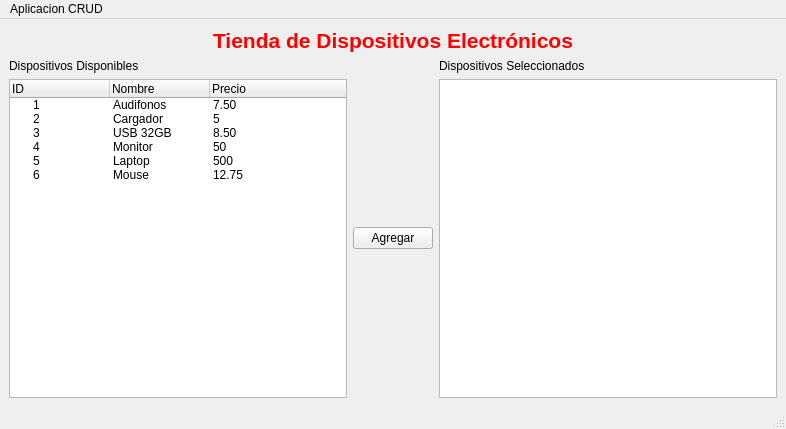
Old version of the form dispositivos_electronicos.ui in the repository alej-0/Tienda_dispositivos_electronicos.
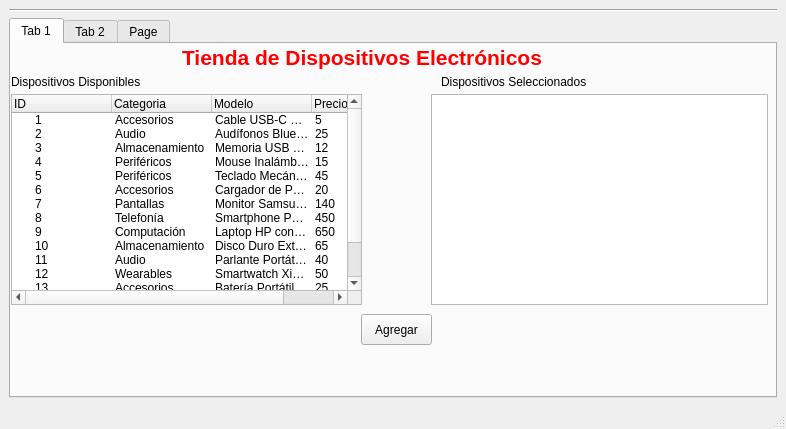
New version of the form. The open tabs and pages were chosen to show the change.

What changed in the file:
```diff
--- a/dispositivos_electronicos.ui
+++ b/dispositivos_electronicos.ui
@@ -18,8 +18,31 @@
   </property>
   <widget class="QWidget" name="centralwidget">
    <layout class="QGridLayout" name="gridLayout">
-    <item row="0" column="0" colspan="3">
+    <item row="2" column="0">
+     <widget class="Line" name="line">
+      <property name="orientation">
+       <enum>Qt::Orientation::Horizontal</enum>
+      </property>
+     </widget>
+    </item>
+    <item row="3" column="0">
+     <widget class="QTabWidget" name="CRUD">
+      <property name="currentIndex">
+       <number>1</number>
+      </property>
+      <widget class="QWidget" name="Articulos">
+       <attribute name="title">
+        <string>Tab 1</string>
+       </attribute>
      <widget class="QLabel" name="label">
+        <property name="geometry">
+         <rect>
+          <x>-30</x>
+          <y>0</y>
+          <width>762</width>
+          <height>28</height>
+         </rect>
+        </property>
       <property name="font">
        <font>
         <pointsize>16</pointsize>
@@ -30,23 +53,15 @@
        <string>&lt;html&gt;&lt;head/&gt;&lt;body&gt;&lt;p align=&quot;center&quot;&gt;&lt;span style=&quot; font-weight:700; color:#ff0000;&quot;&gt;Tienda de Dispositivos Electrónicos&lt;/span&gt;&lt;/p&gt;&lt;/body&gt;&lt;/html&gt;</string>
       </property>
      </widget>
-    </item>
-    <item row="1" column="0">
-     <widget class="QLabel" name="label_2">
-      <property name="text">
-       <string>Dispositivos Disponibles</string>
-      </property>
-     </widget>
-    </item>
-    <item row="1" column="2">
-     <widget class="QLabel" name="label_3">
-      <property name="text">
-       <string>Dispositivos Seleccionados</string>
-      </property>
-     </widget>
-    </item>
-    <item row="2" column="0">
      <widget class="QTreeWidget" name="tablaDisponibles">
+        <property name="geometry">
+         <rect>
+          <x>0</x>
+          <y>50</y>
+          <width>351</width>
+          <height>211</height>
+         </rect>
+        </property>
       <column>
        <property name="text">
         <string>ID</string>
@@ -54,7 +69,12 @@
       </column>
       <column>
        <property name="text">
-        <string>Nombre</string>
+          <string>Categoria</string>
+         </property>
+        </column>
+        <column>
+         <property name="text">
+          <string>Modelo</string>
        </property>
       </column>
       <column>
@@ -67,10 +87,13 @@
         <string>1</string>
        </property>
        <property name="text">
-        <string>Audifonos</string>
+          <string>Accesorios</string>
        </property>
        <property name="text">
-        <string>7.50</string>
+          <string>Cable USB-C Carga Rápida</string>
+         </property>
+         <property name="text">
+          <string>5</string>
        </property>
       </item>
       <item>
@@ -78,10 +101,13 @@
         <string>2</string>
        </property>
        <property name="text">
-        <string>Cargador </string>
+          <string>Audio</string>
        </property>
        <property name="text">
-        <string>5</string>
+          <string>Audífonos Bluetooth In-Ear</string>
+         </property>
+         <property name="text">
+          <string>25</string>
        </property>
       </item>
       <item>
@@ -89,10 +115,13 @@
         <string>3</string>
        </property>
        <property name="text">
-        <string>USB 32GB</string>
+          <string>Almacenamiento</string>
        </property>
        <property name="text">
-        <string>8.50</string>
+          <string>Memoria USB 64GB Kingston</string>
+         </property>
+         <property name="text">
+          <string>12</string>
        </property>
       </item>
       <item>
@@ -100,10 +129,13 @@
         <string>4</string>
        </property>
        <property name="text">
-        <string>Monitor</string>
+          <string>Periféricos</string>
        </property>
        <property name="text">
-        <string>50</string>
+          <string>Mouse Inalámbrico Logitech</string>
+         </property>
+         <property name="text">
+          <string>15</string>
        </property>
       </item>
       <item>
@@ -111,10 +143,13 @@
         <string>5</string>
        </property>
        <property name="text">
-        <string>Laptop</string>
+          <string>Periféricos</string>
        </property>
        <property name="text">
-        <string>500</string>
+          <string>Teclado Mecánico Redragon</string>
+         </property>
+         <property name="text">
+          <string>45</string>
        </property>
       </item>
       <item>
@@ -122,42 +157,245 @@
         <string>6</string>
        </property>
        <property name="text">
-        <string>Mouse</string>
+          <string>Accesorios</string>
        </property>
        <property name="text">
-        <string>12.75</string>
-       </property>
-      </item>
-     </widget>
-    </item>
-    <item row="2" column="1">
+          <string>Cargador de Pared 67W</string>
+         </property>
+         <property name="text">
+          <string>20</string>
+         </property>
+        </item>
+        <item>
+         <property name="text">
+          <string>7</string>
+         </property>
+         <property name="text">
+          <string>Pantallas</string>
+         </property>
+         <property name="text">
+          <string>Monitor Samsung 24&quot; FHD</string>
+         </property>
+         <property name="text">
+          <string>140</string>
+         </property>
+        </item>
+        <item>
+         <property name="text">
+          <string>8</string>
+         </property>
+         <property name="text">
+          <string>Telefonía</string>
+         </property>
+         <property name="text">
+          <string>Smartphone Poco F4 GT</string>
+         </property>
+         <property name="text">
+          <string>450</string>
+         </property>
+        </item>
+        <item>
+         <property name="text">
+          <string>9</string>
+         </property>
+         <property name="text">
+          <string>Computación</string>
+         </property>
+         <property name="text">
+          <string>Laptop HP con Ryzen 5</string>
+         </property>
+         <property name="text">
+          <string>650</string>
+         </property>
+        </item>
+        <item>
+         <property name="text">
+          <string>10</string>
+         </property>
+         <property name="text">
+          <string>Almacenamiento</string>
+         </property>
+         <property name="text">
+          <string>Disco Duro Externo 1TB</string>
+         </property>
+         <property name="text">
+          <string>65</string>
+         </property>
+        </item>
+        <item>
+         <property name="text">
+          <string>11</string>
+         </property>
+         <property name="text">
+          <string>Audio</string>
+         </property>
+         <property name="text">
+          <string>Parlante Portátil JBL Go 3</string>
+         </property>
+         <property name="text">
+          <string>40</string>
+         </property>
+        </item>
+        <item>
+         <property name="text">
+          <string>12</string>
+         </property>
+         <property name="text">
+          <string>Wearables</string>
+         </property>
+         <property name="text">
+          <string>Smartwatch Xiaomi Band 8</string>
+         </property>
+         <property name="text">
+          <string>50</string>
+         </property>
+        </item>
+        <item>
+         <property name="text">
+          <string>13</string>
+         </property>
+         <property name="text">
+          <string>Accesorios</string>
+         </property>
+         <property name="text">
+          <string>Batería Portátil 10000mAh</string>
+         </property>
+         <property name="text">
+          <string>25</string>
+         </property>
+        </item>
+        <item>
+         <property name="text">
+          <string>14</string>
+         </property>
+         <property name="text">
+          <string>Redes</string>
+         </property>
+         <property name="text">
+          <string>Router Wi-Fi TP-Link</string>
+         </property>
+         <property name="text">
+          <string>45</string>
+         </property>
+        </item>
+        <item>
+         <property name="text">
+          <string>15</string>
+         </property>
+         <property name="text">
+          <string>Oficina</string>
+         </property>
+         <property name="text">
+          <string>Impresora Multifunción Epson</string>
+         </property>
+         <property name="text">
+          <string>210</string>
+         </property>
+        </item>
+       </widget>
+       <widget class="QListWidget" name="listWidget">
+        <property name="geometry">
+         <rect>
+          <x>420</x>
+          <y>50</y>
+          <width>337</width>
+          <height>211</height>
+         </rect>
+        </property>
+       </widget>
+       <widget class="QLabel" name="label_2">
+        <property name="geometry">
+         <rect>
+          <x>0</x>
+          <y>30</y>
+          <width>338</width>
+          <height>16</height>
+         </rect>
+        </property>
+        <property name="text">
+         <string>Dispositivos Disponibles</string>
+        </property>
+       </widget>
+       <widget class="QLabel" name="label_3">
+        <property name="geometry">
+         <rect>
+          <x>430</x>
+          <y>30</y>
+          <width>337</width>
+          <height>16</height>
+         </rect>
+        </property>
+        <property name="text">
+         <string>Dispositivos Seleccionados</string>
+        </property>
+       </widget>
      <widget class="QPushButton" name="btnAgregar">
+        <property name="geometry">
+         <rect>
+          <x>350</x>
+          <y>270</y>
+          <width>71</width>
+          <height>31</height>
+         </rect>
+        </property>
       <property name="text">
        <string>Agregar</string>
       </property>
      </widget>
-    </item>
-    <item row="2" column="2">
-     <widget class="QListWidget" name="listWidget"/>
+      </widget>
+      <widget class="QWidget" name="tab_4">
+       <attribute name="title">
+        <string>Tab 2</string>
+       </attribute>
+       <widget class="QPushButton" name="btncalcular">
+        <property name="geometry">
+         <rect>
+          <x>50</x>
+          <y>20</y>
+          <width>91</width>
+          <height>24</height>
+         </rect>
+        </property>
+        <property name="text">
+         <string>Calcular  Total</string>
+        </property>
+       </widget>
+       <widget class="QLabel" name="lbltotal">
+        <property name="geometry">
+         <rect>
+          <x>80</x>
+          <y>100</y>
+          <width>101</width>
+          <height>21</height>
+         </rect>
+        </property>
+        <property name="text">
+         <string>Valor de pago</string>
+        </property>
+       </widget>
+       <widget class="QPushButton" name="btnpagar">
+        <property name="geometry">
+         <rect>
+          <x>60</x>
+          <y>160</y>
+          <width>75</width>
+          <height>24</height>
+         </rect>
+        </property>
+        <property name="text">
+         <string>Pagar</string>
+        </property>
+       </widget>
+      </widget>
+      <widget class="QWidget" name="tab_3">
+       <attribute name="title">
+        <string>Page</string>
+       </attribute>
+      </widget>
+     </widget>
     </item>
    </layout>
   </widget>
-  <widget class="QMenuBar" name="menubar">
-   <property name="geometry">
-    <rect>
-     <x>0</x>
-     <y>0</y>
-     <width>786</width>
-     <height>20</height>
-    </rect>
-   </property>
-   <widget class="QMenu" name="menuAplicacion_CRUD">
-    <property name="title">
-     <string>Aplicacion CRUD</string>
-    </property>
-   </widget>
-   <addaction name="menuAplicacion_CRUD"/>
-  </widget>
   <widget class="QStatusBar" name="statusbar"/>
  </widget>
  <resources/>
```
Lines whose indentation alone changed are shown as unchanged.
